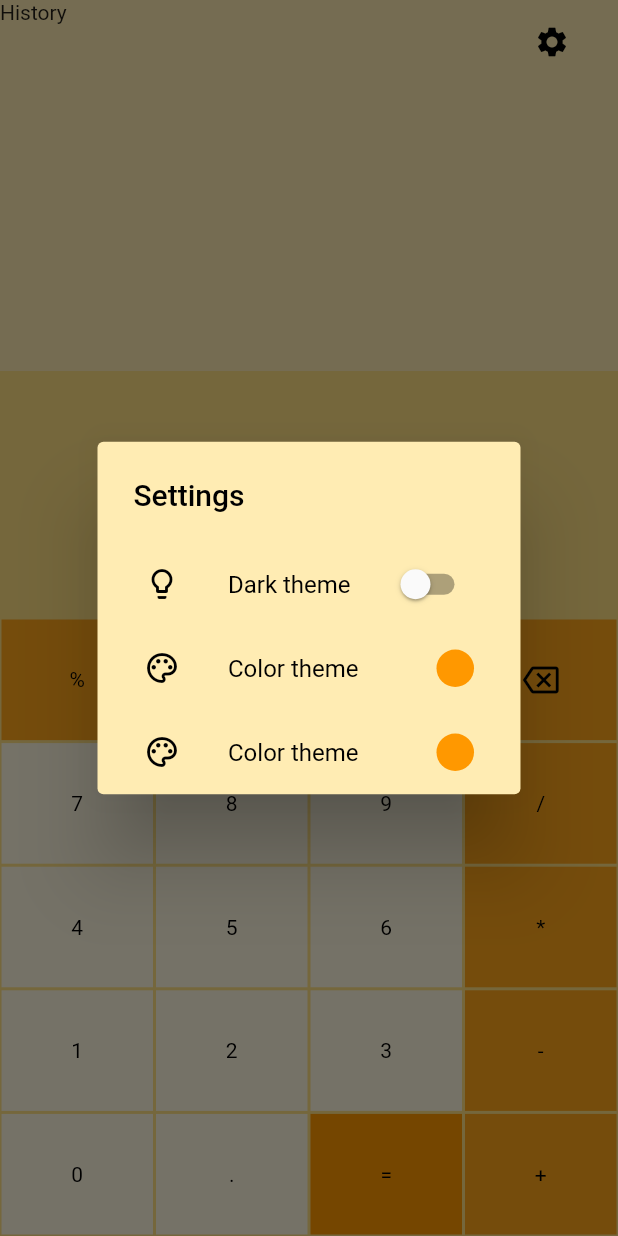
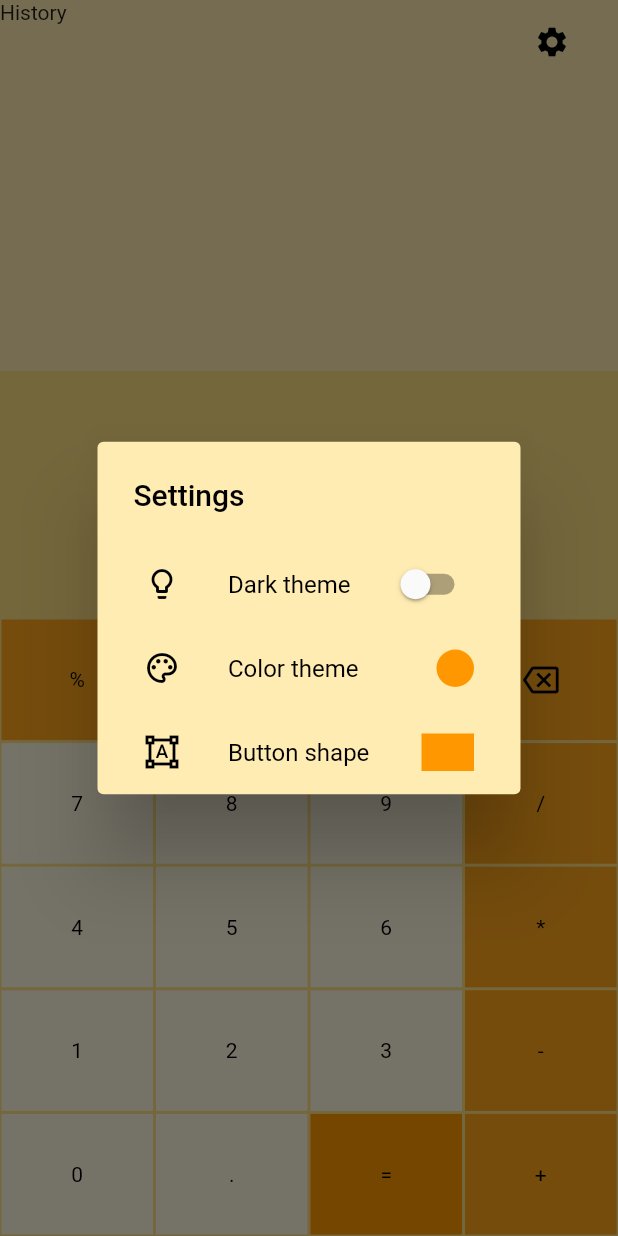
Before and after one commit to Le127/calculator_app, a Flutter app: the screen it shows after launch, after a tap on the "settings" icon, on a phone screen of 412 x 824 dp. Run offline on Flutter 3.47's test engine with Material 2 defaults, Android fonts, the phone set to English and light mode, and no system bars; our stand-ins replace math_expressions.

Commit message:
button shape

```diff
--- a/lib/src/pages/calculator_page.dart
+++ b/lib/src/pages/calculator_page.dart
@@ -10,6 +10,7 @@ class CalculatorPage extends StatelessWidget {
   @override
   Widget build(BuildContext context) {
     final model = Provider.of<SettingsModel>(context);
+    final isRounded = Provider.of<SettingsModel>(context).isRounded;
     return Scaffold(
       body: Column(
         children: [
@@ -69,23 +70,25 @@ class CalculatorPage extends StatelessWidget {
                       ),
                     ),
                     ListTile(
-                      leading: Icon(Icons.color_lens_outlined,
+                      leading: Icon(Icons.format_shapes_outlined,
                           color: model.textColor),
                       title: Text(
-                        'Color theme',
+                        'Button shape',
                         style: TextStyle(color: model.textColor),
                       ),
                       trailing: InkWell(
                         onTap: () {
-                          model.isOrange
-                              ? model.isOrange = false
-                              : model.isOrange = true;
+                          isRounded
+                              ? model.isRounded = false
+                              : model.isRounded = true;
                         },
                         child: Container(
                           height: 25.0,
-                          width: 25.0,
+                          width: 35.0,
                           decoration: BoxDecoration(
-                              shape: BoxShape.circle,
+                              borderRadius: isRounded
+                                  ? BorderRadius.all(Radius.elliptical(15, 15))
+                                  : null,
                               color: model.buttonEvaluateColor),
                         ),
                       ),
```
